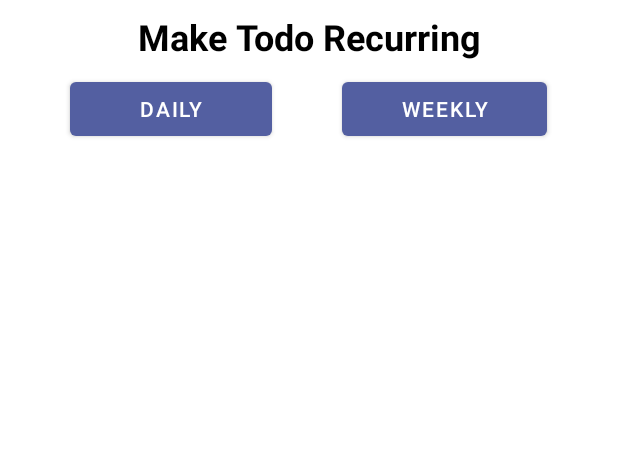
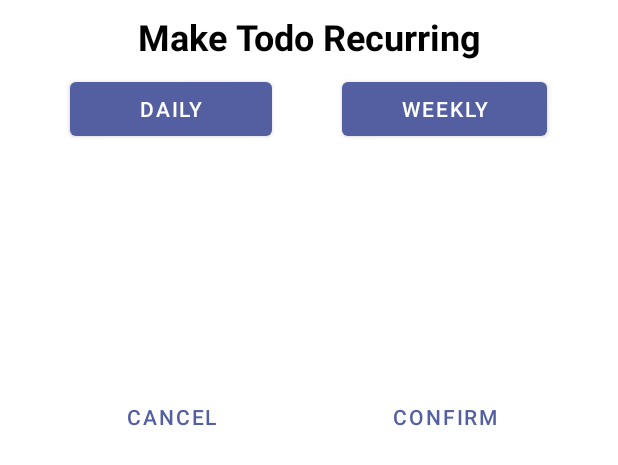
Before and after one commit to lbrown51/WhatDo, an Android app: the layout todo_recurring_dialog.xml on its own in the app's theme, with its tools: preview values and no code run, on a phone screen of 412 x 824 dp. Shown: the top 465 px of the screen. Run offline under Robolectric (Android 15) with nearby library versions, the phone set to English and light mode, and no system bars.

Commit message:
Adds custom submit and cancel buttons

```diff
--- a/app/src/main/res/layout/todo_recurring_dialog.xml
+++ b/app/src/main/res/layout/todo_recurring_dialog.xml
@@ -131,4 +131,41 @@
         android:inputType="numberDecimal"
         android:visibility="invisible" />
 
+    <LinearLayout
+        android:layout_width="match_parent"
+        android:layout_height="match_parent"
+        android:orientation="horizontal">
+
+        <Space
+            android:layout_width="wrap_content"
+            android:layout_height="wrap_content"
+            android:layout_weight="1" />
+
+        <Button
+            android:id="@+id/rec_cancel_button"
+            style="@style/Widget.MaterialComponents.Button.TextButton"
+            android:layout_width="wrap_content"
+            android:layout_height="wrap_content"
+            android:layout_weight="1"
+            android:text="Cancel" />
+
+        <Space
+            android:layout_width="wrap_content"
+            android:layout_height="wrap_content"
+            android:layout_weight="1" />
+
+        <Button
+            android:id="@+id/rec_confirm_button"
+            style="@style/Widget.MaterialComponents.Button.TextButton"
+            android:layout_width="wrap_content"
+            android:layout_height="wrap_content"
+            android:layout_weight="1"
+            android:text="Confirm" />
+
+        <Space
+            android:layout_width="wrap_content"
+            android:layout_height="wrap_content"
+            android:layout_weight="1" />
+    </LinearLayout>
+
 </LinearLayout>
```
Also changed, not shown: app/src/main/java/com/ad340/whatdo/RecurringTodoFragment.java (+32 -0 lines).
